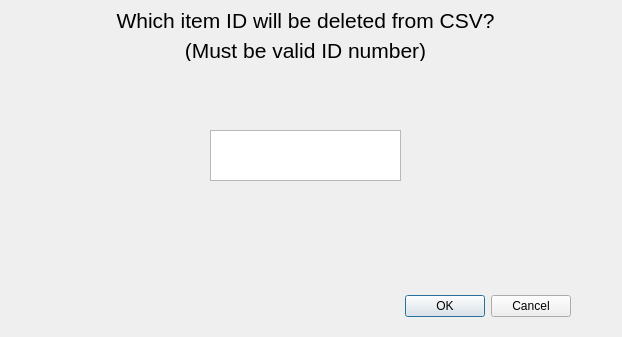
Old version of the form deleteitemdialog.ui in the repository EtoDrowsy/CS499.
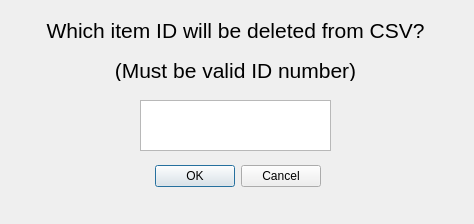
New version of the form.

```diff
--- a/deleteitemdialog.ui
+++ b/deleteitemdialog.ui
@@ -6,8 +6,8 @@
    <rect>
     <x>0</x>
     <y>0</y>
-    <width>622</width>
-    <height>337</height>
+    <width>474</width>
+    <height>224</height>
    </rect>
   </property>
   <property name="windowTitle">
@@ -16,9 +16,9 @@
   <widget class="QDialogButtonBox" name="buttonBox">
    <property name="geometry">
     <rect>
-     <x>230</x>
-     <y>290</y>
-     <width>341</width>
+     <x>150</x>
+     <y>160</y>
+     <width>171</width>
      <height>32</height>
     </rect>
    </property>
@@ -32,8 +32,8 @@
   <widget class="QLabel" name="label">
    <property name="geometry">
     <rect>
-     <x>110</x>
-     <y>10</y>
+     <x>40</x>
+     <y>20</y>
      <width>391</width>
      <height>21</height>
     </rect>
@@ -56,8 +56,8 @@
   <widget class="QPlainTextEdit" name="inputTextEdit">
    <property name="geometry">
     <rect>
-     <x>210</x>
-     <y>130</y>
+     <x>140</x>
+     <y>100</y>
      <width>191</width>
      <height>51</height>
     </rect>
@@ -66,8 +66,8 @@
   <widget class="QLabel" name="label_2">
    <property name="geometry">
     <rect>
-     <x>110</x>
-     <y>40</y>
+     <x>40</x>
+     <y>60</y>
      <width>391</width>
      <height>21</height>
     </rect>
```
